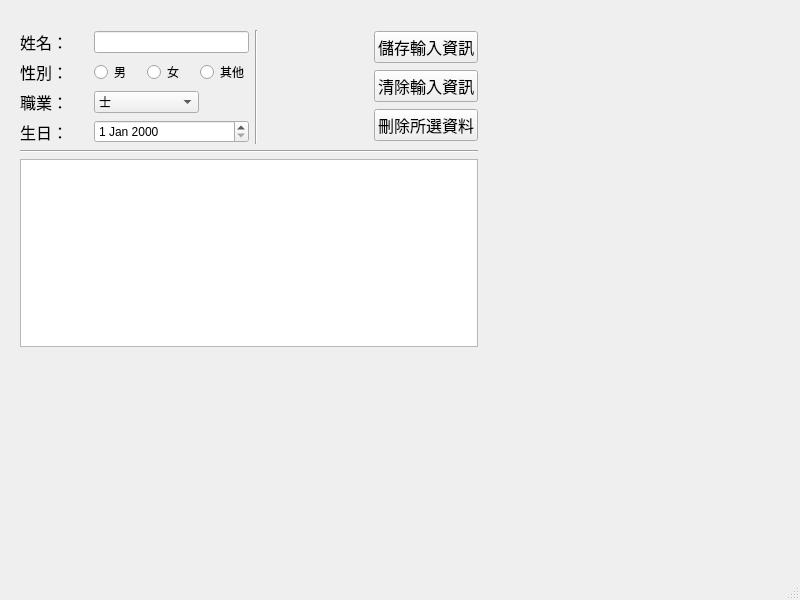
The window that gui-1.ui (ChienYaHung/20240518_ui_test) describes before a commit, drawn with Qt 5.
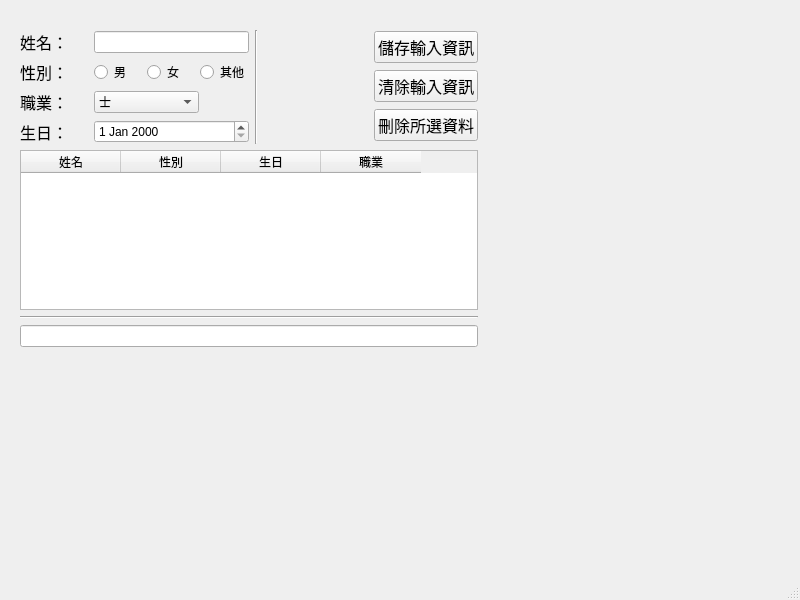
The same window after the commit.

Commit message: add_save_input_to_directory

Diff of the .ui file:
```diff
--- a/gui-1.ui
+++ b/gui-1.ui
@@ -14,7 +14,7 @@
    <string>MainWindow</string>
   </property>
   <widget class="QWidget" name="centralwidget">
-   <widget class="QWidget" name="">
+   <widget class="QWidget" name="layoutWidget">
     <property name="geometry">
      <rect>
       <x>20</x>
@@ -272,6 +272,33 @@
        </item>
       </layout>
      </item>
+     <item>
+      <widget class="QTableWidget" name="directory_table">
+       <property name="rowCount">
+        <number>0</number>
+       </property>
+       <column>
+        <property name="text">
+         <string>姓名</string>
+        </property>
+       </column>
+       <column>
+        <property name="text">
+         <string>性別</string>
+        </property>
+       </column>
+       <column>
+        <property name="text">
+         <string>生日</string>
+        </property>
+       </column>
+       <column>
+        <property name="text">
+         <string>職業</string>
+        </property>
+       </column>
+      </widget>
+     </item>
      <item>
       <widget class="Line" name="line_2">
        <property name="orientation">
@@ -280,7 +307,7 @@
       </widget>
      </item>
      <item>
-      <widget class="QPlainTextEdit" name="input_display"/>
+      <widget class="QLineEdit" name="test_message"/>
      </item>
     </layout>
    </widget>
```
The commit also changes 2 other files.
